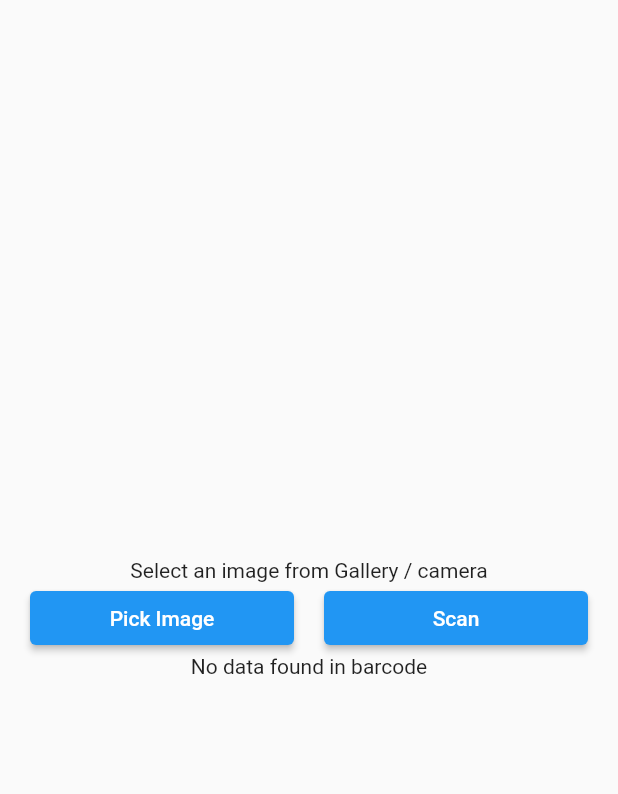
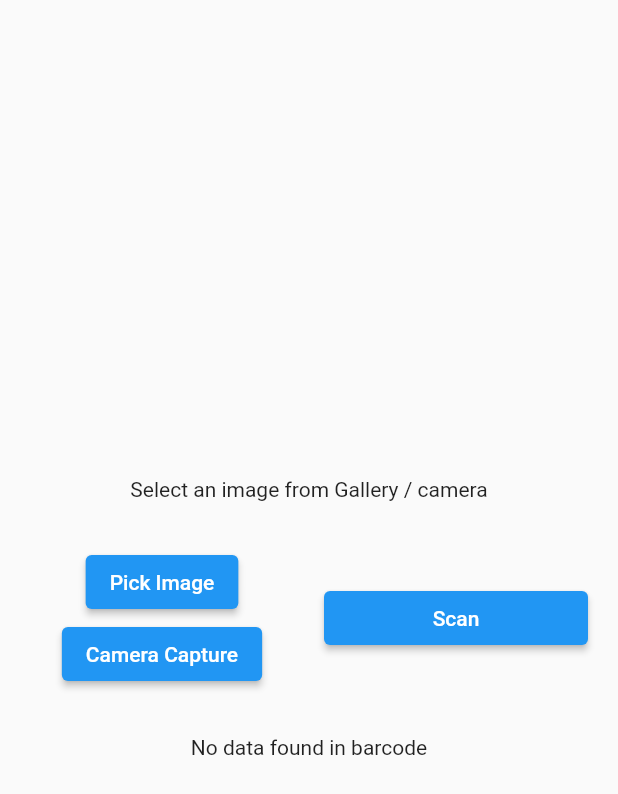
Before and after one commit to NasShihab/camera_bar_code, a Flutter app: the CaptureThenScan screen opened directly, after a tap on "Pick Image", on a phone screen of 412 x 824 dp. Shown: the top 794 px of the screen. Run offline on Flutter 3.47's test engine with Material 2 defaults, Android fonts, the phone set to English and light mode, and no system bars; our stand-ins replace image_picker; missing offline and left inert: google_ml_kit.

Commit message:
barcode ok

```diff
--- a/lib/image_scan.dart
+++ b/lib/image_scan.dart
@@ -15,8 +15,8 @@ class _CaptureThenScanState extends State<CaptureThenScan> {
   var selectedImagePath = '';
   var extractedBarcode = '';
 
-  getImage() async {
-    final pickedFile = await ImagePicker().pickImage(source: ImageSource.gallery);
+  getImage(ImageSource imageSource) async {
+    final pickedFile = await ImagePicker().pickImage(source: imageSource);
     if (pickedFile != null) {
       setState(() {
         selectedImagePath = pickedFile.path;
@@ -67,16 +67,28 @@ class _CaptureThenScanState extends State<CaptureThenScan> {
                     height: 400,
                     width: 200,
                   ),
+            SizedBox(height: 30),
             Row(
               children: [
                 Expanded(
-                  child: ElevatedButton(
-                      onPressed: () {
-                        getImage();
-                      },
-                      child: const Text('Pick Image')),
+                  child: Column(
+                    children: [
+                      ElevatedButton(
+                        onPressed: () {
+                          getImage(ImageSource.gallery);
+                        },
+                        child: const Text('Pick Image'),
+                      ),
+                      ElevatedButton(
+                        onPressed: () {
+                          getImage(ImageSource.camera);
+                        },
+                        child: const Text('Camera Capture'),
+                      ),
+                    ],
+                  ),
                 ),
-                SizedBox(
+                const SizedBox(
                   width: 20,
                 ),
                 Expanded(
@@ -88,6 +100,7 @@ class _CaptureThenScanState extends State<CaptureThenScan> {
                 ),
               ],
             ),
+            SizedBox(height: 30),
             extractedBarcode.isEmpty ? Text("No data found in barcode") : Text(extractedBarcode)
           ],
         ),
```
